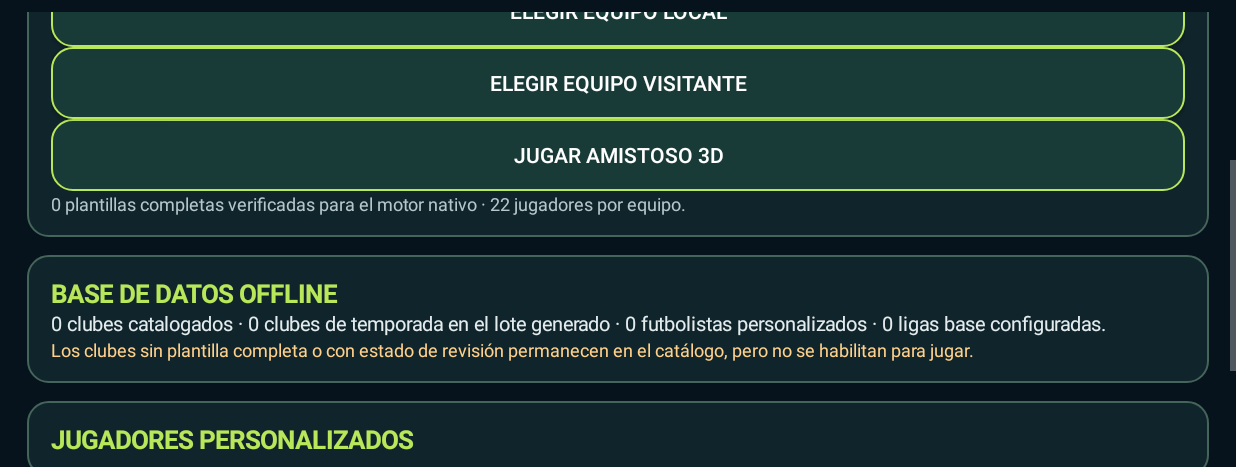
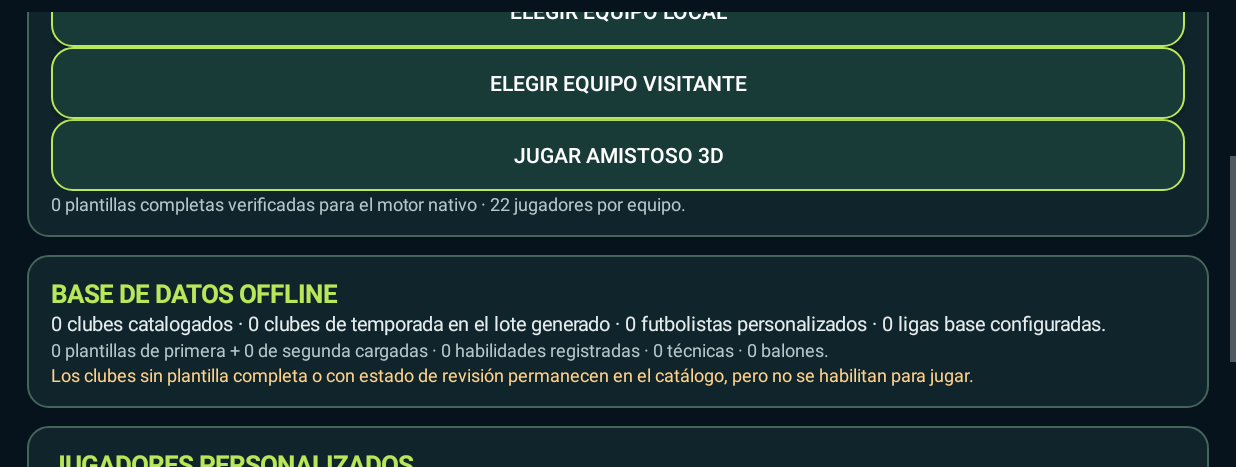
Before and after one commit to Cumba35/Futbol-Nova, an Android app: the screen it shows after launch (MainActivity), scrolled down 212 dp, on a phone screen of 824 x 412 dp (held sideways), the part 151-618 px from its top. Run offline under Robolectric (Android 15) with nearby library versions, the phone set to English and light mode, and no system bars; 1 statement that could not run was skipped.

Commit message:
feat(native): show imported skills techniques balls and verified roster counts

```diff
--- a/native-android/app/src/main/java/com/nova/futbolnova/MainActivity.java
+++ b/native-android/app/src/main/java/com/nova/futbolnova/MainActivity.java
@@ -90,6 +90,7 @@ public final class MainActivity extends Activity {
         match.addView(text(data.playableTeams.size()+" plantillas completas verificadas para el motor nativo · 22 jugadores por equipo.",12,0xFFB6C7CB,false));
         LinearLayout info=card();info.addView(text("BASE DE DATOS OFFLINE",17,0xFFB8E85A,true));
         info.addView(text(data.baseClubCount+" clubes catalogados · "+data.generatedClubCount+" clubes de temporada en el lote generado · "+data.customPlayerCount+" futbolistas personalizados · "+data.baseLeagueCount+" ligas base configuradas.",13,0xFFE4ECEE,false));
+        info.addView(text(data.firstDivisionTeams+" plantillas de primera + "+data.secondDivisionTeams+" de segunda cargadas · "+data.skillCount+" habilidades registradas · "+data.techniqueCount+" técnicas · "+data.officialBallCount+" balones.",12,0xFFB6C7CB,false));
         info.addView(text("Los clubes sin plantilla completa o con estado de revisión permanecen en el catálogo, pero no se habilitan para jugar.",12,0xFFFFD18A,false));
         LinearLayout custom=card();custom.addView(text("JUGADORES PERSONALIZADOS",17,0xFFB8E85A,true));
         for(org.json.JSONObject p:data.customPlayers){
```
